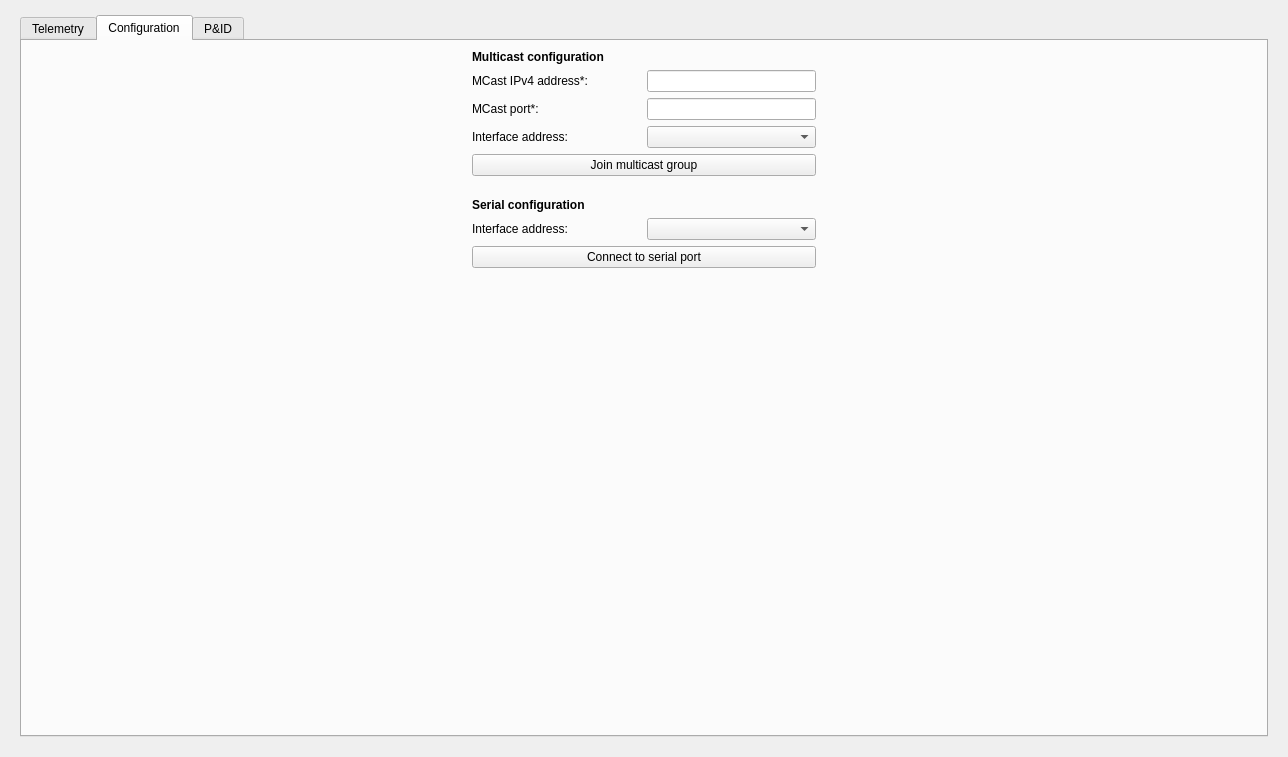
Old version of the form form.ui in the repository CarletonURocketry/hybrid-engine-ui.
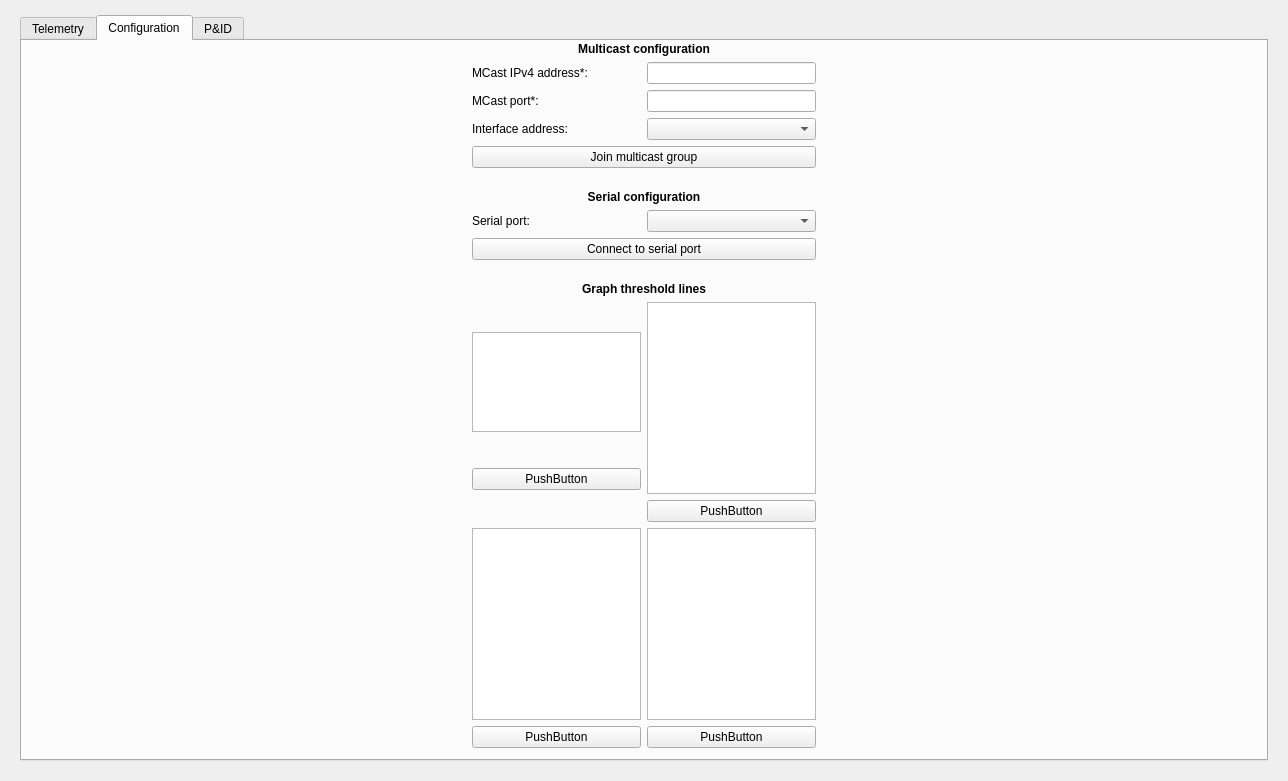
New version of the form. The open tabs and pages were chosen to show the change. Icons and pictures are not drawn. Custom widgets are drawn as their Qt base class.

Commit message: Do more config tab work

The edit to the form file:
```diff
--- a/form.ui
+++ b/form.ui
@@ -36,7 +36,7 @@
    <item>
     <widget class="QTabWidget" name="tabWidget">
      <property name="currentIndex">
-      <number>0</number>
+      <number>1</number>
      </property>
      <widget class="QWidget" name="telemetryTab">
       <property name="autoFillBackground">
@@ -83,14 +83,14 @@
           </widget>
          </item>
          <item>
-          <layout class="QVBoxLayout" name="connectionLayout">
+          <layout class="QVBoxLayout" name="connectionLayout_2">
            <item>
-            <layout class="QHBoxLayout" name="addressLayout">
+            <layout class="QHBoxLayout" name="addressLayout_10">
              <property name="spacing">
               <number>1</number>
              </property>
              <item>
-              <widget class="QLabel" name="udpIpAddressLabel">
+              <widget class="QLabel" name="udpIpAddressLabel_10">
                <property name="toolTip">
                 <string>Address of multicast group</string>
                </property>
@@ -100,7 +100,7 @@
               </widget>
              </item>
              <item>
-              <widget class="QLineEdit" name="udpIpAddressInput">
+              <widget class="QLineEdit" name="udpIpAddressInput_10">
                <property name="styleSheet">
                 <string notr="true"/>
                </property>
@@ -109,7 +109,7 @@
             </layout>
            </item>
            <item>
-            <layout class="QHBoxLayout" name="portLayout" stretch="0,0">
+            <layout class="QHBoxLayout" name="portLayout_10" stretch="0,0">
              <property name="spacing">
               <number>6</number>
              </property>
@@ -117,7 +117,7 @@
               <enum>QLayout::SizeConstraint::SetFixedSize</enum>
              </property>
              <item>
-              <widget class="QLabel" name="udpPortLabel">
+              <widget class="QLabel" name="udpPortLabel_10">
                <property name="minimumSize">
                 <size>
                  <width>85</width>
@@ -133,7 +133,7 @@
               </widget>
              </item>
              <item>
-              <widget class="QLineEdit" name="udpPortInput">
+              <widget class="QLineEdit" name="udpPortInput_10">
                <property name="styleSheet">
                 <string notr="true"/>
                </property>
@@ -142,9 +142,9 @@
             </layout>
            </item>
            <item>
-            <layout class="QHBoxLayout" name="interfaceLayout">
+            <layout class="QHBoxLayout" name="interfaceLayout_10">
              <item>
-              <widget class="QLabel" name="interfaceAddressLabel">
+              <widget class="QLabel" name="interfaceAddressLabel_10">
                <property name="toolTip">
                 <string>Enter ipconfig in terminal to see interfaces</string>
                </property>
@@ -154,7 +154,7 @@
               </widget>
              </item>
              <item>
-              <widget class="QComboBox" name="interfaceAddressDropdown">
+              <widget class="QComboBox" name="interfaceAddressDropdown_10">
                <property name="sizePolicy">
                 <sizepolicy hsizetype="Expanding" vsizetype="Fixed">
                  <horstretch>0</horstretch>
@@ -166,7 +166,7 @@
             </layout>
            </item>
            <item>
-            <widget class="QPushButton" name="udpConnectButton">
+            <widget class="QPushButton" name="udpConnectButton_10">
              <property name="maximumSize">
               <size>
                <width>1000</width>
@@ -868,16 +868,25 @@
        <property name="labelAlignment">
         <set>Qt::AlignmentFlag::AlignCenter</set>
        </property>
+       <property name="formAlignment">
+        <set>Qt::AlignmentFlag::AlignCenter</set>
+       </property>
        <property name="leftMargin">
         <number>450</number>
        </property>
+       <property name="topMargin">
+        <number>0</number>
+       </property>
        <property name="rightMargin">
         <number>450</number>
        </property>
+       <property name="bottomMargin">
+        <number>10</number>
+       </property>
        <item row="0" column="0" colspan="2">
-        <layout class="QVBoxLayout" name="_2">
+        <layout class="QVBoxLayout" name="connectionLayout">
          <item>
-          <widget class="QLabel" name="label">
+          <widget class="QLabel" name="multicastConfigLabel">
            <property name="font">
             <font>
              <bold>true</bold>
@@ -886,12 +895,15 @@
            <property name="text">
             <string>Multicast configuration</string>
            </property>
+           <property name="alignment">
+            <set>Qt::AlignmentFlag::AlignCenter</set>
+           </property>
           </widget>
          </item>
          <item>
-          <layout class="QHBoxLayout" name="addressLayout_3">
+          <layout class="QHBoxLayout" name="addressLayout">
            <item>
-            <widget class="QLabel" name="udpIpAddressLabel_3">
+            <widget class="QLabel" name="udpIpAddressLabel">
              <property name="toolTip">
               <string>Address of multicast group</string>
              </property>
@@ -901,7 +913,7 @@
             </widget>
            </item>
            <item>
-            <widget class="QLineEdit" name="udpIpAddressInput_3">
+            <widget class="QLineEdit" name="udpIpAddressInput">
              <property name="sizePolicy">
               <sizepolicy hsizetype="Preferred" vsizetype="Fixed">
                <horstretch>0</horstretch>
@@ -913,9 +925,9 @@
           </layout>
          </item>
          <item>
-          <layout class="QHBoxLayout" name="portLayout_3">
+          <layout class="QHBoxLayout" name="portLayout">
            <item>
-            <widget class="QLabel" name="udpPortLabel_3">
+            <widget class="QLabel" name="udpPortLabel">
              <property name="minimumSize">
               <size>
                <width>85</width>
@@ -931,7 +943,7 @@
             </widget>
            </item>
            <item>
-            <widget class="QLineEdit" name="udpPortInput_3">
+            <widget class="QLineEdit" name="udpPortInput">
              <property name="sizePolicy">
               <sizepolicy hsizetype="Preferred" vsizetype="Fixed">
                <horstretch>0</horstretch>
@@ -946,9 +958,9 @@
           </layout>
          </item>
          <item>
-          <layout class="QHBoxLayout" name="interfaceLayout_3">
+          <layout class="QHBoxLayout" name="interfaceLayout">
            <item>
-            <widget class="QLabel" name="interfaceAddressLabel_3">
+            <widget class="QLabel" name="interfaceAddressLabel">
              <property name="toolTip">
               <string>Enter ipconfig in terminal to see interfaces</string>
              </property>
@@ -958,12 +970,12 @@
             </widget>
            </item>
            <item>
-            <widget class="QComboBox" name="interfaceAddressDropdown_3"/>
+            <widget class="QComboBox" name="interfaceAddressDropdown"/>
            </item>
           </layout>
          </item>
          <item>
-          <widget class="QPushButton" name="udpConnectButton_3">
+          <widget class="QPushButton" name="udpConnectButton">
            <property name="styleSheet">
             <string notr="true"/>
            </property>
@@ -974,10 +986,26 @@
          </item>
         </layout>
        </item>
+       <item row="1" column="0" colspan="2">
+        <spacer name="verticalSpacer">
+         <property name="orientation">
+          <enum>Qt::Orientation::Vertical</enum>
+         </property>
+         <property name="sizeType">
+          <enum>QSizePolicy::Policy::Fixed</enum>
+         </property>
+         <property name="sizeHint" stdset="0">
+          <size>
+           <width>20</width>
+           <height>10</height>
+          </size>
+         </property>
+        </spacer>
+       </item>
        <item row="2" column="0" colspan="2">
-        <layout class="QVBoxLayout" name="_3">
+        <layout class="QVBoxLayout" name="serialLayout_2">
          <item>
-          <widget class="QLabel" name="label_2">
+          <widget class="QLabel" name="serialConfigLabel">
            <property name="font">
             <font>
              <bold>true</bold>
@@ -986,27 +1014,30 @@
            <property name="text">
             <string>Serial configuration</string>
            </property>
+           <property name="alignment">
+            <set>Qt::AlignmentFlag::AlignCenter</set>
+           </property>
           </widget>
          </item>
          <item>
-          <layout class="QHBoxLayout" name="interfaceLayout_4">
+          <layout class="QHBoxLayout" name="serialLayout">
            <item>
-            <widget class="QLabel" name="interfaceAddressLabel_4">
+            <widget class="QLabel" name="serialPortLabel">
              <property name="toolTip">
               <string>Enter ipconfig in terminal to see interfaces</string>
              </property>
              <property name="text">
-              <string>Interface address:</string>
+              <string>Serial port:</string>
              </property>
             </widget>
            </item>
            <item>
-            <widget class="QComboBox" name="interfaceAddressDropdown_4"/>
+            <widget class="QComboBox" name="serialPortDropdown"/>
            </item>
           </layout>
          </item>
          <item>
-          <widget class="QPushButton" name="udpConnectButton_4">
+          <widget class="QPushButton" name="serialConnectButton">
            <property name="styleSheet">
             <string notr="true"/>
            </property>
@@ -1017,8 +1048,8 @@
          </item>
         </layout>
        </item>
-       <item row="1" column="0" colspan="2">
-        <spacer name="verticalSpacer">
+       <item row="3" column="1">
+        <spacer name="verticalSpacer_2">
          <property name="orientation">
           <enum>Qt::Orientation::Vertical</enum>
          </property>
@@ -1033,6 +1064,121 @@
          </property>
         </spacer>
        </item>
+       <item row="4" column="0" colspan="2">
+        <layout class="QGridLayout" name="gridLayout">
+         <item row="1" column="0">
+          <layout class="QVBoxLayout" name="verticalLayout_4">
+           <item>
+            <widget class="QListWidget" name="listWidget">
+             <property name="sizePolicy">
+              <sizepolicy hsizetype="Preferred" vsizetype="Minimum">
+               <horstretch>0</horstretch>
+               <verstretch>0</verstretch>
+              </sizepolicy>
+             </property>
+             <property name="maximumSize">
+              <size>
+               <width>16777215</width>
+               <height>100</height>
+              </size>
+             </property>
+            </widget>
+           </item>
+           <item>
+            <widget class="QPushButton" name="pushButton">
+             <property name="text">
+              <string>PushButton</string>
+             </property>
+            </widget>
+           </item>
+          </layout>
+         </item>
+         <item row="2" column="1">
+          <layout class="QVBoxLayout" name="verticalLayout_7">
+           <item>
+            <widget class="QListWidget" name="listWidget_4">
+             <property name="sizePolicy">
+              <sizepolicy hsizetype="Expanding" vsizetype="Fixed">
+               <horstretch>0</horstretch>
+               <verstretch>0</verstretch>
+              </sizepolicy>
+             </property>
+            </widget>
+           </item>
+           <item>
+            <widget class="QPushButton" name="pushButton_4">
+             <property name="text">
+              <string>PushButton</string>
+             </property>
+            </widget>
+           </item>
+          </layout>
+         </item>
+         <item row="1" column="1">
+          <layout class="QVBoxLayout" name="verticalLayout_6">
+           <item>
+            <widget class="QListWidget" name="listWidget_2">
+             <property name="sizePolicy">
+              <sizepolicy hsizetype="Expanding" vsizetype="Minimum">
+               <horstretch>0</horstretch>
+               <verstretch>0</verstretch>
+              </sizepolicy>
+             </property>
+             <property name="maximumSize">
+              <size>
+               <width>16777215</width>
+               <height>300</height>
+              </size>
+             </property>
+            </widget>
+           </item>
+           <item>
+            <widget class="QPushButton" name="pushButton_2">
+             <property name="text">
+              <string>PushButton</string>
+             </property>
+            </widget>
+           </item>
+          </layout>
+         </item>
+         <item row="2" column="0">
+          <layout class="QVBoxLayout" name="verticalLayout_3">
+           <item>
+            <widget class="QListWidget" name="listWidget_3">
+             <property name="sizePolicy">
+              <sizepolicy hsizetype="Expanding" vsizetype="Fixed">
+               <horstretch>0</horstretch>
+               <verstretch>0</verstretch>
+              </sizepolicy>
+             </property>
+            </widget>
+           </item>
+           <item>
+            <widget class="QPushButton" name="pushButton_3">
+             <property name="text">
+              <string>PushButton</string>
+             </property>
+            </widget>
+           </item>
+          </layout>
+         </item>
+         <item row="0" column="0" colspan="2">
+          <widget class="QLabel" name="label">
+           <property name="font">
+            <font>
+             <bold>true</bold>
+            </font>
+           </property>
+           <property name="text">
+            <string>Graph threshold lines</string>
+           </property>
+           <property name="alignment">
+            <set>Qt::AlignmentFlag::AlignCenter</set>
+           </property>
+          </widget>
+         </item>
+        </layout>
+       </item>
       </layout>
      </widget>
      <widget class="QWidget" name="pAndIdTab">
```
The commit also changes 2 other files.
